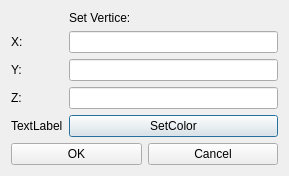
Hukeqing/CeshEditor, file verticedialog.ui: the form before one commit.
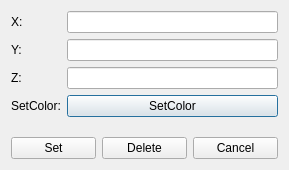
The form after the commit.

Commit message: add vertices set button

```diff
--- a/verticedialog.ui
+++ b/verticedialog.ui
@@ -16,14 +16,7 @@
   <layout class="QVBoxLayout" name="verticalLayout">
    <item>
     <layout class="QFormLayout" name="formLayout">
-     <item row="0" column="1">
-      <widget class="QLabel" name="label">
-       <property name="text">
-        <string>Set Vertice: </string>
-       </property>
-      </widget>
-     </item>
-     <item row="1" column="0">
+     <item row="0" column="0">
       <widget class="QLabel" name="xLabel">
        <property name="minimumSize">
         <size>
@@ -36,10 +29,10 @@
        </property>
       </widget>
      </item>
-     <item row="1" column="1">
+     <item row="0" column="1">
       <widget class="QLineEdit" name="xLineEdit"/>
      </item>
-     <item row="2" column="0">
+     <item row="1" column="0">
       <widget class="QLabel" name="yLabel">
        <property name="minimumSize">
         <size>
@@ -52,10 +45,10 @@
        </property>
       </widget>
      </item>
-     <item row="2" column="1">
+     <item row="1" column="1">
       <widget class="QLineEdit" name="yLineEdit"/>
      </item>
-     <item row="3" column="0">
+     <item row="2" column="0">
       <widget class="QLabel" name="zLabel">
        <property name="minimumSize">
         <size>
@@ -68,23 +61,26 @@
        </property>
       </widget>
      </item>
-     <item row="3" column="1">
+     <item row="2" column="1">
       <widget class="QLineEdit" name="zLineEdit"/>
      </item>
-     <item row="4" column="1">
+     <item row="3" column="0">
+      <widget class="QLabel" name="label_2">
+       <property name="text">
+        <string>SetColor:</string>
+       </property>
+       <property name="buddy">
+        <cstring>Color</cstring>
+       </property>
+      </widget>
+     </item>
+     <item row="3" column="1">
       <widget class="QPushButton" name="Color">
        <property name="text">
         <string>SetColor</string>
        </property>
       </widget>
      </item>
-     <item row="4" column="0">
-      <widget class="QLabel" name="label_2">
-       <property name="text">
-        <string>TextLabel</string>
-       </property>
-      </widget>
-     </item>
     </layout>
    </item>
    <item>
@@ -92,7 +88,20 @@
      <item>
       <widget class="QPushButton" name="OK">
        <property name="text">
-        <string>OK</string>
+        <string>Set</string>
+       </property>
+       <property name="shortcut">
+        <string>Return</string>
+       </property>
+      </widget>
+     </item>
+     <item>
+      <widget class="QPushButton" name="Delete">
+       <property name="cursor">
+        <cursorShape>ForbiddenCursor</cursorShape>
+       </property>
+       <property name="text">
+        <string>Delete</string>
        </property>
       </widget>
      </item>
```
Left out of the diff: 16 changed lines with no effect on the pictures. The commit also changes 18 other files.
